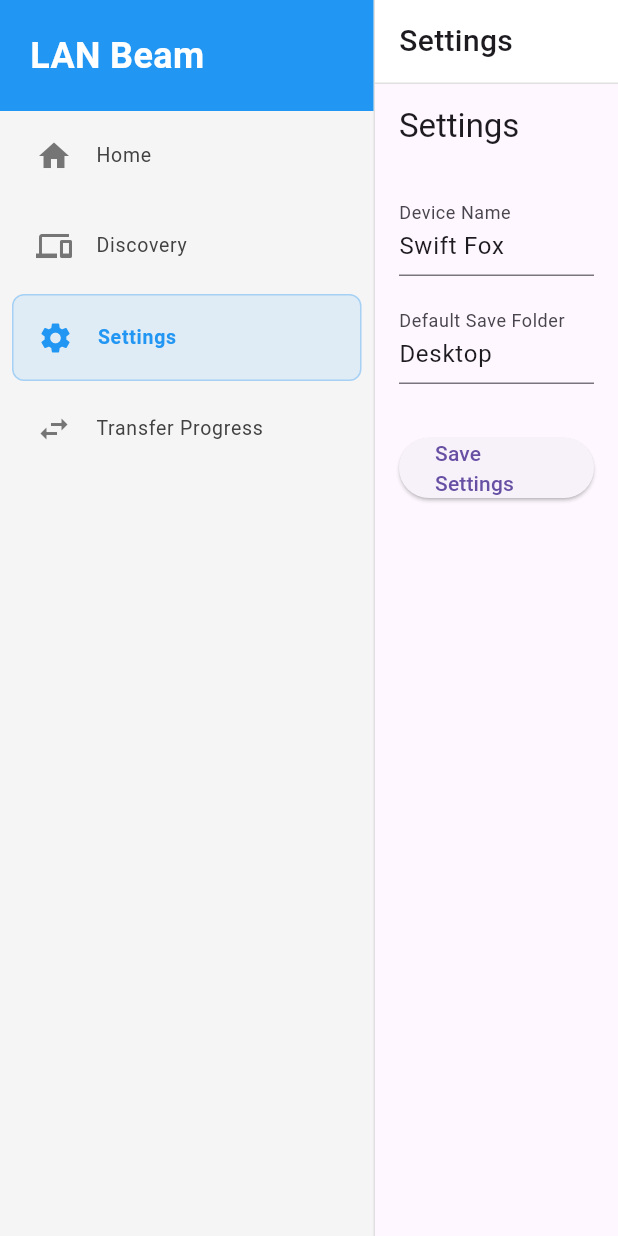
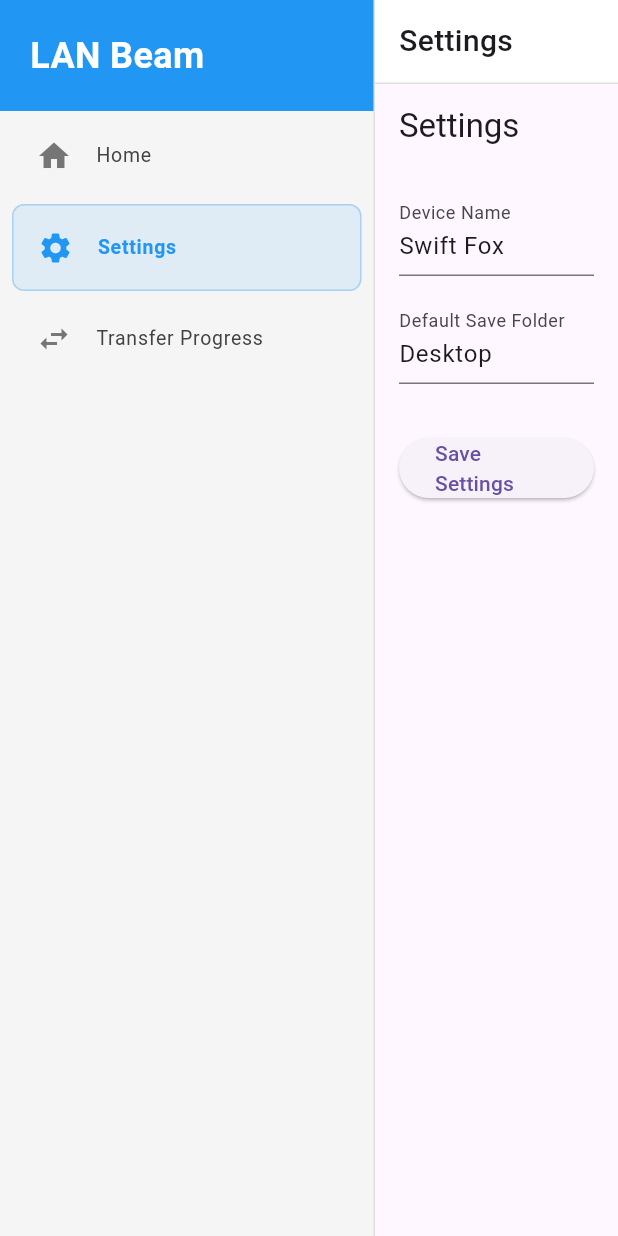
Before and after one commit to Daojim/lan_beam, a Flutter app: the screen it shows after launch, after a tap on "Settings", on a phone screen of 412 x 824 dp. Run offline on Flutter 3.47's test engine with Material 3 defaults, Android fonts, the light colour scheme and no system bars; our stand-ins replace file_picker.

Commit message:
Phase 3: Auto-Discovery & Streamlined Flow
🚀 Major UX overhaul - completely streamlined file transfer flow!

✅ Auto-Discovery Implementation:
- UDP discovery starts automatically when app opens
- TCP file receiver starts automatically (no manual button)
- All devices broadcast/listen immediately
- Background discovery service runs globally

✅ Streamlined Home Screen:
- Removed 'Start Listening' button (now automatic)
- Device selection appears on home screen after file selection
- One-click send to discovered devices
- Auto-discovery status indicator

✅ Navigation Simplification:
- Archived Discovery screen (kept file for debugging)
- Removed from sidebar navigation
- Clean 3-screen layout: Home, Settings, Transfer Progress

✅ Flow Transformation:
OLD: Open app → Start Listening → Pick file → Go to Discovery → Send
NEW: Open app → Pick file → Click device → Send

This completely eliminates the manual discovery step and makes the app
truly plug-and-play for LAN file transfers!

```diff
--- a/lib/main.dart
+++ b/lib/main.dart
@@ -5,9 +5,45 @@
 import 'models/app_settings.dart';
 import 'screens/main_screen.dart';
 import 'services/tcp_file_receiver.dart';
+import 'services/udp_discovery_service.dart';
+import 'models/device.dart';
 
-// Create global access to TcpFileReceiver
+// Create global access to services
 late TcpFileReceiver tcpFileReceiver;
+late UdpDiscoveryService udpDiscoveryService;
+
+// Initialize auto-discovery services
+Future<void> initializeServices(AppState appState) async {
+  try {
+    // Initialize UDP discovery service
+    udpDiscoveryService = UdpDiscoveryService();
+
+    // Start listening for other devices
+    await udpDiscoveryService.startListening((device) {
+      final alreadyExists = appState.discoveredDevices.any(
+        (d) => d.ipAddress == device.ipAddress,
+      );
+      if (!alreadyExists) {
+        appState.addDevice(device);
+      }
+    });
+
+    // Start broadcasting this device
+    udpDiscoveryService.startBroadcasting(
+      appState.settings.localDeviceName,
+      DeviceStatus.available.name,
+    );
+
+    // Auto-start TCP file receiver
+    tcpFileReceiver.startListening();
+    appState.setListening(true);
+
+    print('Auto-discovery services started successfully');
+  } catch (e) {
+    print('Failed to start auto-discovery services: $e');
+    // Continue running the app even if discovery fails
+  }
+}
 
 // Get the current user's desktop path
 String getUserDesktopPath() {
@@ -110,13 +146,29 @@
   runApp(
     ChangeNotifierProvider(
       create: (_) => initialState,
-      child: const LanBeamApp(),
+      child: LanBeamApp(appState: initialState),
     ),
   );
 }
 
-class LanBeamApp extends StatelessWidget {
-  const LanBeamApp({super.key});
+class LanBeamApp extends StatefulWidget {
+  final AppState appState;
+
+  const LanBeamApp({super.key, required this.appState});
+
+  @override
+  State<LanBeamApp> createState() => _LanBeamAppState();
+}
+
+class _LanBeamAppState extends State<LanBeamApp> {
+  @override
+  void initState() {
+    super.initState();
+    // Initialize auto-discovery services after the widget is built
+    WidgetsBinding.instance.addPostFrameCallback((_) {
+      initializeServices(widget.appState);
+    });
+  }
 
   @override
   Widget build(BuildContext context) {
--- a/lib/screens/home_screen.dart
+++ b/lib/screens/home_screen.dart
@@ -6,7 +6,8 @@
 import '../models/device.dart';
 import '../models/file_info.dart';
 import '../screens/incoming_request_screen.dart';
-import '../main.dart'; // gives access to `tcpFileReceiver`
+import '../screens/transfer_progress_screen.dart';
+import '../services/tcp_file_sender.dart';
 
 class HomeScreen extends StatelessWidget {
   const HomeScreen({super.key});
@@ -63,29 +64,30 @@
 
           const SizedBox(height: 16),
 
-          // Control Buttons
+          // Control Buttons - Auto-discovery info and test mode
           Row(
             children: [
-              ElevatedButton.icon(
-                onPressed: () {
-                  if (appState.isListening) {
-                    tcpFileReceiver.stopListening();
-                  } else {
-                    tcpFileReceiver.startListening();
-                  }
-                  appState.toggleListening();
-                },
-                icon: Icon(
-                  appState.isListening ? Icons.stop : Icons.play_arrow,
-                ),
-                label: Text(
-                  appState.isListening ? 'Stop Listening' : 'Start Listening',
-                ),
-                style: ElevatedButton.styleFrom(
-                  backgroundColor: appState.isListening
-                      ? Colors.red
-                      : Colors.green,
-                  foregroundColor: Colors.white,
+              Expanded(
+                child: Container(
+                  padding: const EdgeInsets.all(12),
+                  decoration: BoxDecoration(
+                    color: Colors.green.withOpacity(0.1),
+                    borderRadius: BorderRadius.circular(8),
+                    border: Border.all(color: Colors.green.withOpacity(0.3)),
+                  ),
+                  child: Row(
+                    children: [
+                      Icon(Icons.wifi, color: Colors.green),
+                      const SizedBox(width: 8),
+                      Text(
+                        'Auto-discovery active',
+                        style: TextStyle(
+                          color: Colors.green.shade700,
+                          fontWeight: FontWeight.w500,
+                        ),
+                      ),
+                    ],
+                  ),
                 ),
               ),
               const SizedBox(width: 12),
@@ -227,9 +229,103 @@
               ),
             ],
           ),
+
+          // Device Selection Section (shows when file is selected)
+          if (selectedFile != null) ...[
+            const SizedBox(height: 24),
+            _buildInfoCard(
+              context,
+              title: 'Send to Device',
+              children: [
+                if (appState.discoveredDevices.isEmpty) ...[
+                  Container(
+                    padding: const EdgeInsets.all(16),
+                    decoration: BoxDecoration(
+                      color: Colors.orange.withOpacity(0.1),
+                      borderRadius: BorderRadius.circular(8),
+                      border: Border.all(color: Colors.orange.withOpacity(0.3)),
+                    ),
+                    child: Row(
+                      children: [
+                        Icon(Icons.search, color: Colors.orange),
+                        const SizedBox(width: 12),
+                        Expanded(
+                          child: Text(
+                            'Searching for devices...\nMake sure other devices have LAN Beam open.',
+                            style: TextStyle(color: Colors.orange.shade700),
+                          ),
+                        ),
+                      ],
+                    ),
+                  ),
+                ] else ...[
+                  ...appState.discoveredDevices
+                      .map(
+                        (device) => Container(
+                          margin: const EdgeInsets.only(bottom: 8),
+                          decoration: BoxDecoration(
+                            border: Border.all(color: Colors.grey.shade300),
+                            borderRadius: BorderRadius.circular(8),
+                          ),
+                          child: ListTile(
+                            leading: Icon(
+                              Icons.devices,
+                              color: device.status == DeviceStatus.available
+                                  ? Colors.green
+                                  : Colors.grey,
+                            ),
+                            title: Text(device.name),
+                            subtitle: Text(device.ipAddress),
+                            trailing: ElevatedButton.icon(
+                              onPressed: device.status == DeviceStatus.available
+                                  ? () => _sendFileToDevice(
+                                      context,
+                                      appState,
+                                      device,
+                                    )
+                                  : null,
+                              icon: const Icon(Icons.send),
+                              label: const Text('Send'),
+                            ),
+                          ),
+                        ),
+                      )
+                      .toList(),
+                ],
+              ],
+            ),
+          ],
         ],
       ),
     );
+  }
+
+  void _sendFileToDevice(
+    BuildContext context,
+    AppState appState,
+    Device device,
+  ) async {
+    if (appState.selectedFile == null) return;
+
+    // Start transfer session visually first
+    appState.setActiveTransfer(
+      TransferSession(
+        direction: TransferDirection.sending,
+        file: appState.selectedFile!,
+        progress: 0.0,
+        status: TransferStatus.connecting,
+        peerDevice: device,
+      ),
+    );
+
+    // Navigate to progress screen
+    Navigator.of(context).push(
+      MaterialPageRoute(builder: (context) => const TransferProgressScreen()),
+    );
+
+    // Start sending file over TCP
+    final sender = TcpFileSender(appState);
+    await sender.sendFile(appState.selectedFile!, device);
   }
 
   Widget _buildInfoCard(
--- a/lib/screens/main_screen.dart
+++ b/lib/screens/main_screen.dart
@@ -1,6 +1,5 @@
 import 'package:flutter/material.dart';
 import 'home_screen.dart';
-import 'discovery_screen.dart';
 import 'settings_screen.dart';
 import 'transfer_progress_screen.dart';
 
@@ -16,17 +15,11 @@
 
   final List<Widget> _screens = [
     HomeScreen(),
-    DiscoveryScreen(),
     SettingsScreen(),
     TransferProgressScreen(),
   ];
 
-  final List<String> _titles = [
-    'Home',
-    'Discovery',
-    'Settings',
-    'Transfer Progress',
-  ];
+  final List<String> _titles = ['Home', 'Settings', 'Transfer Progress'];
 
   void _onItemTapped(int index) {
     setState(() {
@@ -75,19 +68,14 @@
                         index: 0,
                       ),
                       _buildSidebarItem(
-                        icon: Icons.devices,
-                        title: 'Discovery',
-                        index: 1,
-                      ),
-                      _buildSidebarItem(
                         icon: Icons.settings,
                         title: 'Settings',
-                        index: 2,
+                        index: 1,
                       ),
                       _buildSidebarItem(
                         icon: Icons.swap_horiz,
                         title: 'Transfer Progress',
-                        index: 3,
+                        index: 2,
                       ),
                     ],
                   ),
```
